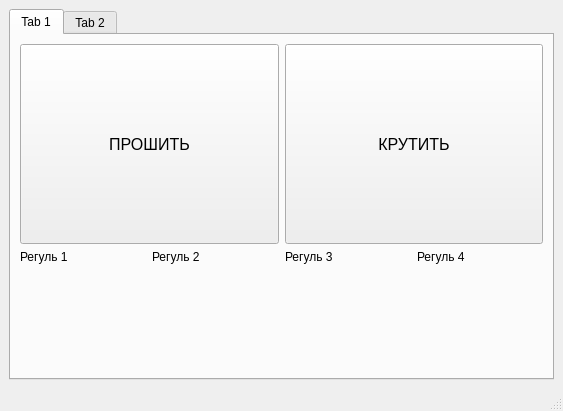
Before: the Qt Designer form client/GuIToProgrammEFM8.ui in viorz/arduino-c2-interface-4wif, drawn with Qt 5.
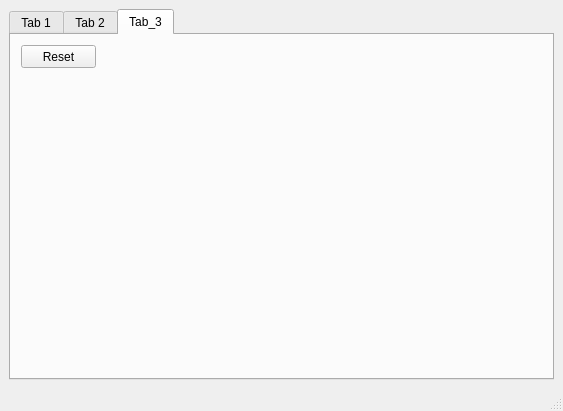
After: the same form once the commit is applied. The open tabs and pages were chosen to show the change.

The edit to the form file:
```diff
--- a/client/GuIToProgrammEFM8.ui
+++ b/client/GuIToProgrammEFM8.ui
@@ -306,6 +306,24 @@
         </item>
        </layout>
       </widget>
+      <widget class="QWidget" name="tab_3">
+       <attribute name="title">
+        <string>Tab_3</string>
+       </attribute>
+       <widget class="QPushButton" name="pushButton_reset">
+        <property name="geometry">
+         <rect>
+          <x>10</x>
+          <y>10</y>
+          <width>75</width>
+          <height>23</height>
+         </rect>
+        </property>
+        <property name="text">
+         <string>Reset</string>
+        </property>
+       </widget>
+      </widget>
      </widget>
     </item>
    </layout>
```
